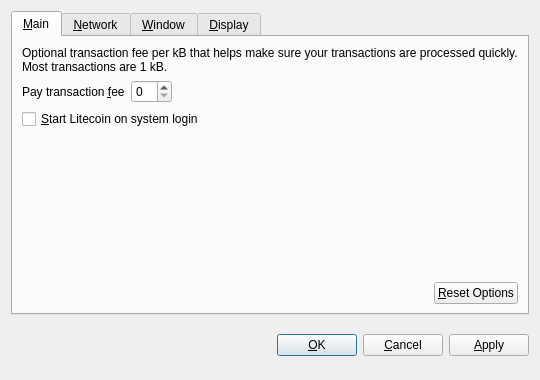
Above: src/qt/forms/optionsdialog.ui from egulden-coin/egulden before the change. Below: the same form after it.
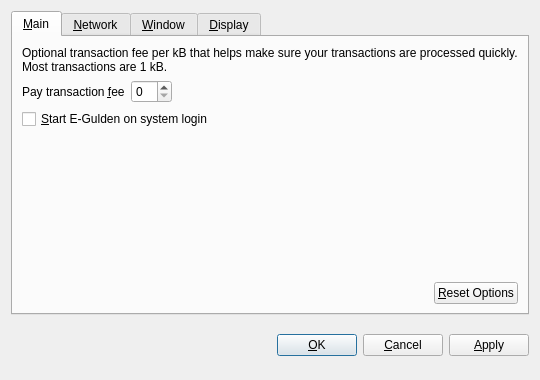
That is the form after the change. Custom widgets are drawn as their Qt base class.

Commit message: Replaced all instances of litecoin with e-gulden

```diff
--- a/src/qt/forms/optionsdialog.ui
+++ b/src/qt/forms/optionsdialog.ui
@@ -82,7 +82,7 @@
           <string>Automatically start Litecoin after logging in to the system.</string>
          </property>
          <property name="text">
-          <string>&amp;Start Litecoin on system login</string>
+          <string>&amp;Start E-Gulden on system login</string>
          </property>
         </widget>
        </item>
```
Left out of the diff: 10 changed lines with no effect on the pictures. The commit also changes 95 other files.
